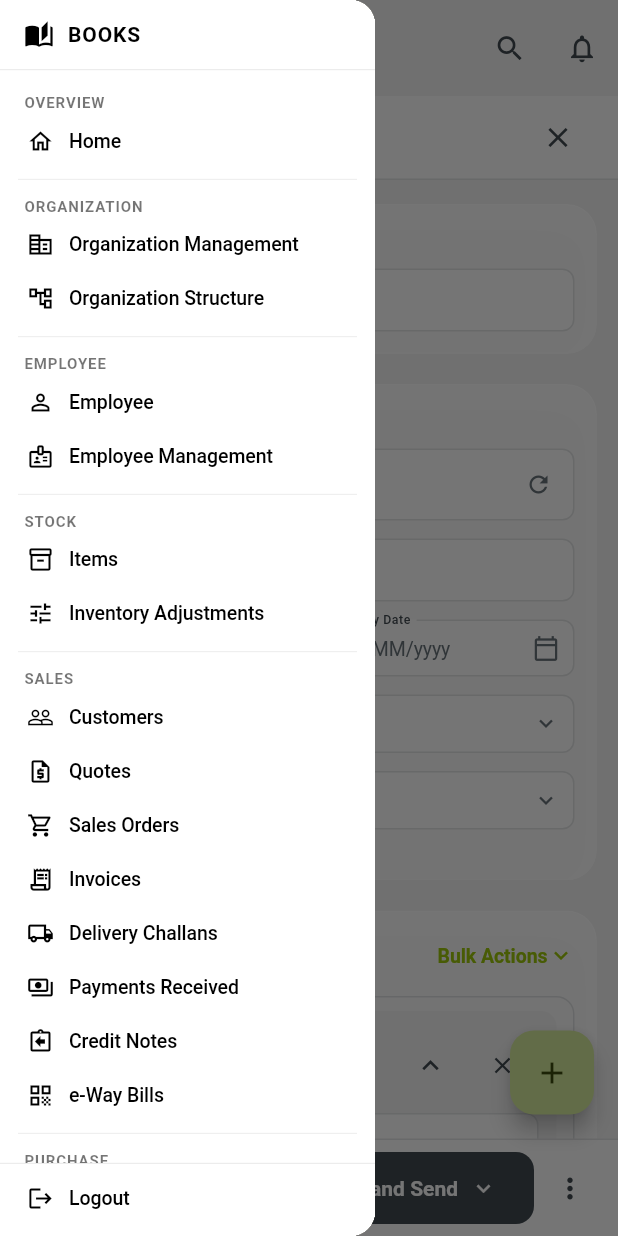
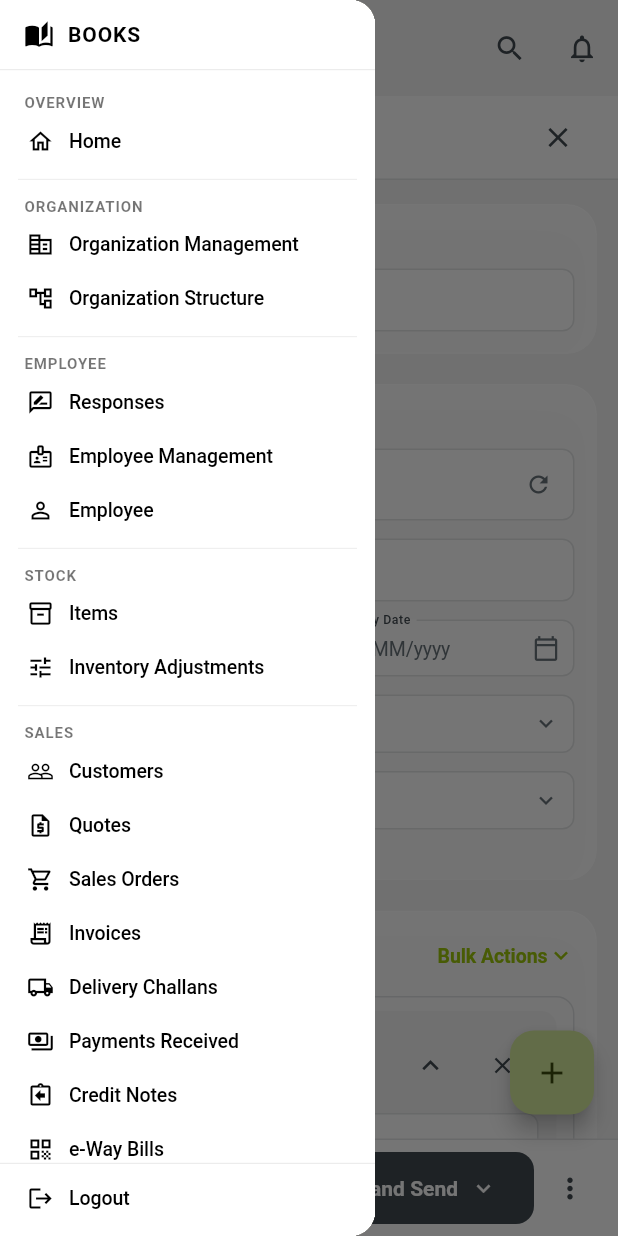
Before and after one commit to Ariyavasanth/i_green-App, a Flutter app: the QuoteFormScreen screen opened by its route, with the side drawer open, on a phone screen of 412 x 824 dp. Run offline on Flutter 3.47's test engine with Material 3 defaults, Android fonts, the phone set to English and light mode, and no system bars; our stand-ins replace file_picker, fl_chart, flutter_riverpod, flutter_tts, go_router, permission_handler and 4 more; missing offline and left inert: desktop_drop, flutter_sound, flutter_webrtc; accounts and stored records are empty.

Commit message:
refactor(Side-nav): updated the sidebar order under the EMPLOYEE section in
app_shell.dart
 to:

Responses
Employee Man

```diff
--- a/lib/core/router/app_router.dart
+++ b/lib/core/router/app_router.dart
@@ -59,6 +59,10 @@ final appRouterProvider = Provider<GoRouter>((ref) {
           GoRoute(
             path: '/employee-management',
             builder: (_, _) => const EmployeeManagementPage(),
+          ),
+          GoRoute(
+            path: '/responses',
+            builder: (_, _) => const SectionPage(title: 'Responses'),
           ),
           GoRoute(
             path: '/items',
--- a/lib/features/app_shell/presentation/app_shell.dart
+++ b/lib/features/app_shell/presentation/app_shell.dart
@@ -37,15 +37,21 @@ class AppShell extends ConsumerWidget {
       'Organization',
     ),
     SidebarDestination(
-      'Employee',
-      '/employee',
-      Icons.person_outline,
+      'Responses',
+      '/responses',
+      Icons.rate_review_outlined,
       'Employee',
     ),
     SidebarDestination(
       'Employee Management',
       '/employee-management',
       Icons.badge_outlined,
+      'Employee',
+    ),
+    SidebarDestination(
+      'Employee',
+      '/employee',
+      Icons.person_outline,
       'Employee',
     ),
     SidebarDestination('Items', '/items', Icons.inventory_2_outlined, 'Stock'),
```
